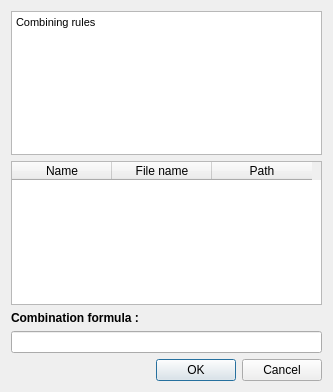
Qt form gui/ui/DlgFactorInput.ui (hboussard/chloe_qgis) before a commit.
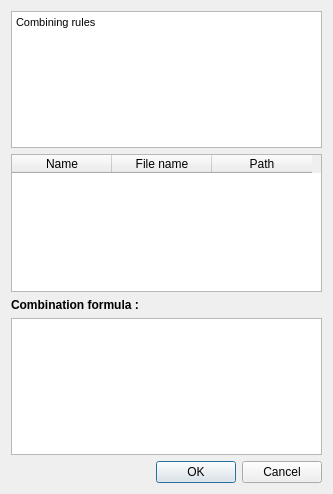
The same form after that commit.

```diff
--- a/gui/ui/DlgFactorInput.ui
+++ b/gui/ui/DlgFactorInput.ui
@@ -7,7 +7,7 @@
     <x>0</x>
     <y>0</y>
     <width>333</width>
-    <height>392</height>
+    <height>494</height>
    </rect>
   </property>
   <property name="sizePolicy">
@@ -71,17 +71,7 @@
     </widget>
    </item>
    <item>
-    <widget class="QLineEdit" name="leText">
-     <property name="enabled">
-      <bool>true</bool>
-     </property>
-     <property name="text">
-      <string/>
-     </property>
-     <property name="readOnly">
-      <bool>false</bool>
-     </property>
-    </widget>
+    <widget class="QPlainTextEdit" name="leText"/>
    </item>
    <item>
     <widget class="QDialogButtonBox" name="buttonBox">
```
